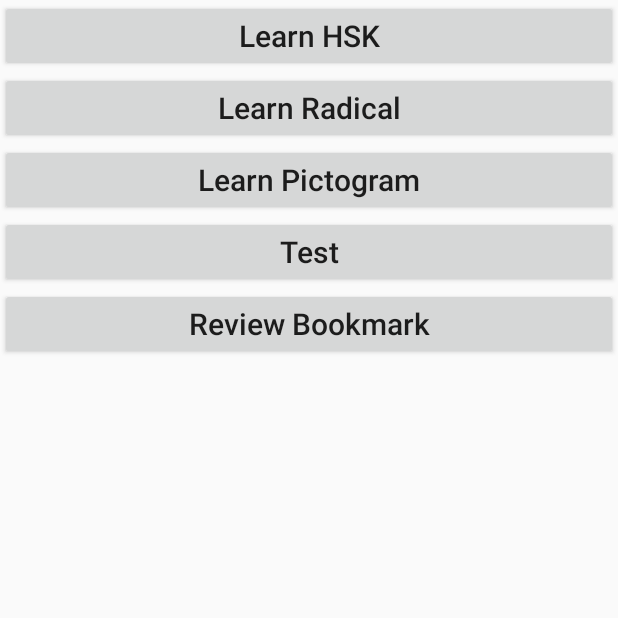
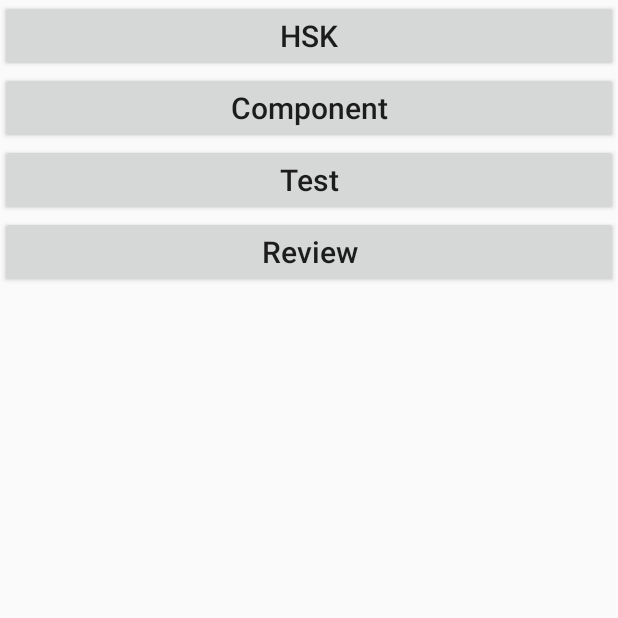
Before and after one commit to ChineseCharacterCottage/ChineseCharacterCottage, an Android app: the screen it shows after launch (CCCMainActivity), on a phone screen of 412 x 824 dp, the top half of it. Run offline under Robolectric (Android 15) with nearby library versions, the light colour scheme and no system bars.

Commit message:
删除那个什么pi什么的模块

```diff
--- a/app/src/main/res/layout/ccc_main_activity.xml
+++ b/app/src/main/res/layout/ccc_main_activity.xml
@@ -16,11 +16,6 @@
         android:text="@string/button_radical_learning"/>
 
     <Button
-        android:id="@+id/pictogram_leaning"
-        style="@style/TestButton2"
-        android:text="@string/button_pictogram_learning"/>
-
-    <Button
         android:id="@+id/test"
         style="@style/TestButton2"
         android:text="@string/button_test"/>
--- a/app/src/main/res/values/strings.xml
+++ b/app/src/main/res/values/strings.xml
@@ -5,9 +5,8 @@
     <string name="button_return">Return</string>
     <string name="button_finish">Finish</string>
     <string name="button_next_page">Next page</string>
-    <string name="button_HSK_learning">Learn HSK</string>
-    <string name="button_radical_learning">Learn Radical</string>
-    <string name="button_pictogram_learning">Learn Pictogram</string>
+    <string name="button_HSK_learning">HSK</string>
+    <string name="button_radical_learning">Component</string>
     <string name="button_test">Test</string>
-    <string name="button_char_bookmark">Review Bookmark</string>
+    <string name="button_char_bookmark">Review</string>
 </resources>
```
